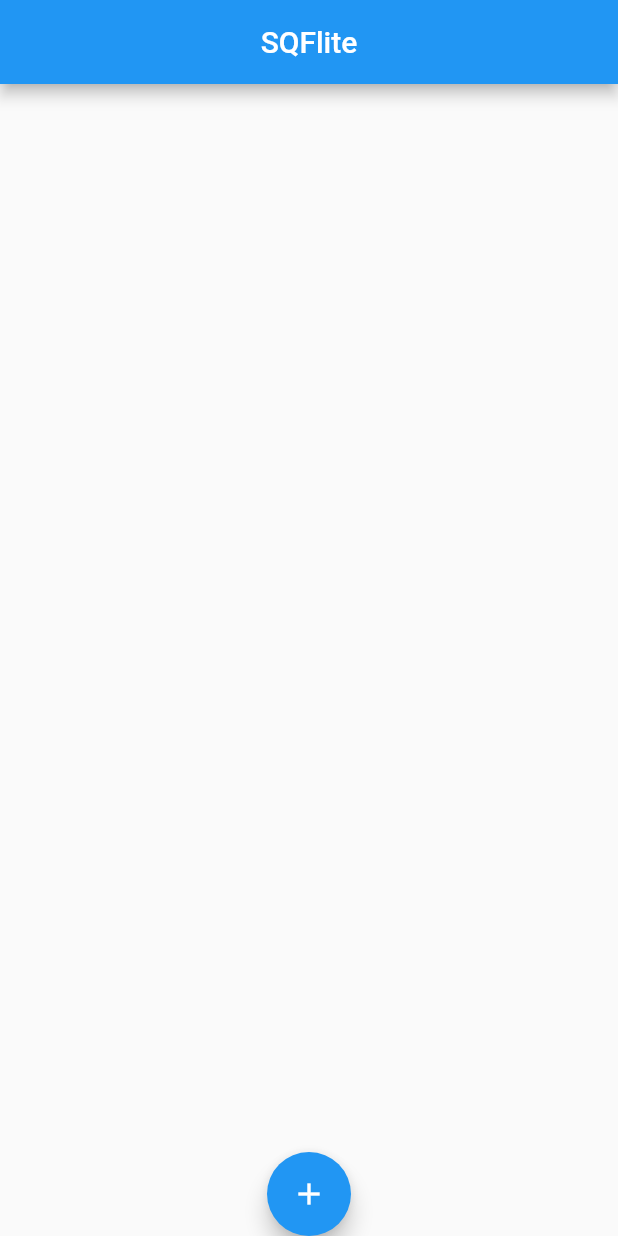
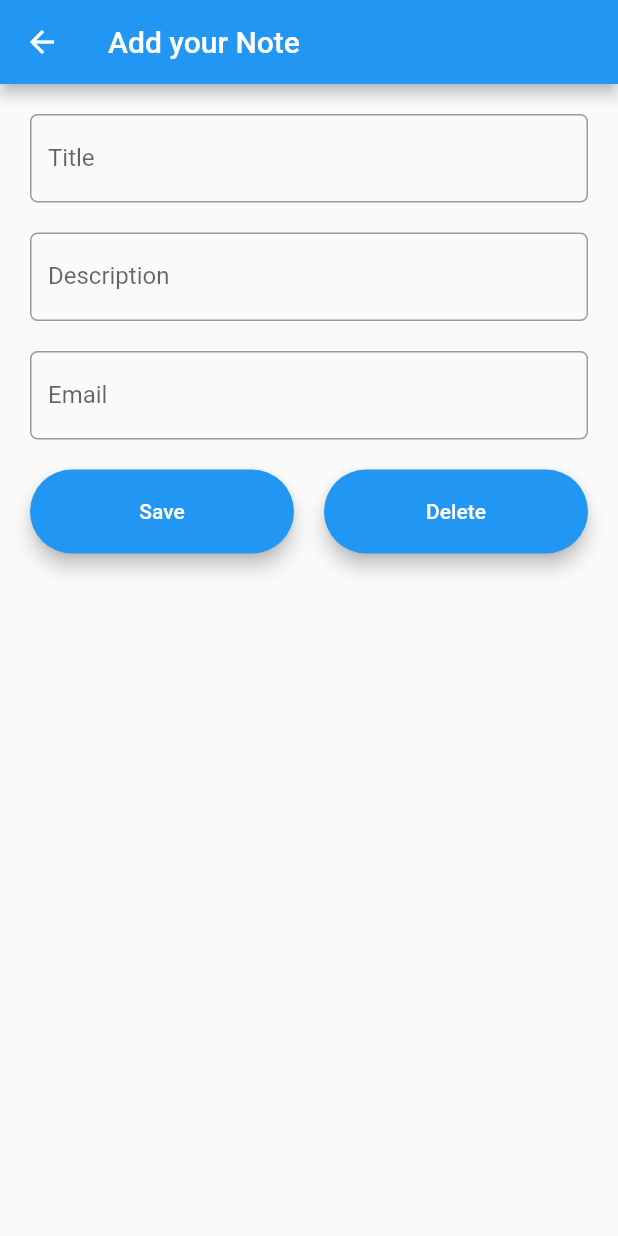
Before and after one commit to shahidx-iqbal/Flutter_Note_App_using_SQL, a Flutter app: the screen it shows after launch, after a tap on the "add" icon, on a phone screen of 412 x 824 dp. Run offline on Flutter 3.47's test engine with Material 2 defaults, Android fonts, the phone set to English and light mode, and no system bars; our stand-ins replace sqflite; accounts and stored records are empty.

Commit message:
delete and edit functionality

```diff
--- a/lib/db_handler.dart
+++ b/lib/db_handler.dart
@@ -1,58 +1,94 @@
-import 'dart:io';
+import 'package:path_provider/path_provider.dart';
 import 'package:sqflite/sqflite.dart';
-import 'package:path_provider/path_provider.dart';
+import 'package:path/path.dart';
+import 'dart:io' as io;
 import 'models/note.dart';
 
+class DBHelper {
+
+  final String tableName = "notes";
+  final String id = "id";
+  final String title = "title";
+  final String description = "description";
+  final String email = "email";
+  final String date = "date";
 
 
-class DBHelper {
   static Database? _db;
-
-  String noteTable = 'note_table';
-  String colId = 'id';
-  String colTitle = 'title';
-  String colDescription = 'description';
-  String colPriority = 'priority';
-  String colDate = 'date';
-
-
   Future<Database?> get db async {
     if (_db != null) {
-      return _db;
+      return _db!;
     }
     _db = await initDatabase();
-    return _db;
+    return _db!;
   }
 
   initDatabase() async {
-    Directory directory = await getApplicationDocumentsDirectory();
-    String path = '${directory.path}notes.db';
-    var db = await openDatabase(path, version: 1, onCreate: _onCreate);
+    io.Directory documentDirectory = await getApplicationDocumentsDirectory();
+    String path = join(documentDirectory.path, 'record.db');
+    var db = await openDatabase(path, version: 1, onCreate: _onCreate );
     return db;
   }
 
   _onCreate(Database db, int version) async {
-    await db.execute(
 
-        'CREATE TABLE $noteTable($colId INTEGER PRIMARY KEY AUTOINCREMENT, $colTitle TEXT, '
-            '$colDescription TEXT, $colPriority INTEGER, $colDate TEXT)'
+    await  db.execute(
+        'CREATE TABLE notes (id INTEGER PRIMARY KEY AUTOINCREMENT, title TEXT NOT NULL, description TEXT NOT NULL, email TEXT NOT NULL, date TEXT NOT NULL)'
+        //     "CREATE TABLE $tableName("
+        //     "$id INTEGER UNIQUE, "
+        //     "$title TEXT NOT NULL, "
+        //     "$description Text NOT NULL, "
+        //     "$email Text NOT NULL, "
+        //     "$date TEXT NOT NULL," ")"
+    );
 
-//      "CREATE TABLE notes (id INTEGER PRIMARY KEY AUTOINCREMENT,title TEXT NOT NULL,description TEXT NOT NULL,date TEXT NOT NULL,priority INTEGER NOT NULL)",
+  }
+
+
+  Future<NotesModel> insert(NotesModel notesModel) async {
+    var dbClient = await db;
+    await dbClient!.insert( tableName , notesModel.toMap(), conflictAlgorithm: ConflictAlgorithm.replace);
+    return notesModel;
+  }
+
+  Future<List<NotesModel>> getCartListWithUserId() async {
+    var dbClient = await db;
+    final List<Map<String, Object?>> queryResult = await dbClient!.query(tableName);
+    return queryResult.map((e) => NotesModel.fromMap(e)).toList();
+  }
+
+
+  Future deleteTableContent() async {
+    var dbClient = await db;
+    return await dbClient!.delete(
+      tableName,
     );
   }
 
-  //insert data to SQl database
 
-  Future<NotesModel> insert(NotesModel notesModel) async {
+  Future<int> updateQuantity(NotesModel notesModel) async {
     var dbClient = await db;
-    await dbClient!.insert( noteTable, notesModel.toMap(),conflictAlgorithm: ConflictAlgorithm.replace);
-    return notesModel;
+    return await dbClient!.update(
+      tableName,
+      notesModel.toMap(),
+      where: 'id = ?',
+      whereArgs: [notesModel.id],
+    );
   }
 
-  Future<List<NotesModel>> getNoteLists() async{
+  Future<int> delete(int id) async {
     var dbClient = await db;
-    final List<Map<String, Object?>> queryResult = await dbClient!.query(noteTable);
-      return queryResult.map((e) => NotesModel.fromMap(e)).toList();
+    return await dbClient!.delete(
+      tableName,
+      where: 'id = ?',
+      whereArgs: [id],
+    );
   }
 
+  Future close() async {
+    var dbClient = await db;
+    dbClient!.close();
+  }
+
+
 }
--- a/lib/home_screen.dart
+++ b/lib/home_screen.dart
@@ -1,8 +1,8 @@
 import 'package:flutter/material.dart';
 import 'package:sqf_light_app/db_handler.dart';
 import 'package:sqf_light_app/models/note.dart';
-import 'package:sqf_light_app/note_detail.dart';
-import 'package:sqflite/sqflite.dart';
+import 'package:sqf_light_app/note_add.dart';
+import 'package:sqf_light_app/note_update.dart';
 
 class HomeScreen extends StatefulWidget {
   const HomeScreen({Key? key}) : super(key: key);
@@ -13,9 +13,7 @@ class HomeScreen extends StatefulWidget {
 
 class _HomeScreenState extends State<HomeScreen> {
   DBHelper dbHelper = DBHelper();
-   Future <List<NotesModel>>? noteList;
-
-
+  Future<List<NotesModel>>? noteList;
   @override
   void initState() {
     super.initState();
@@ -24,66 +22,99 @@ class _HomeScreenState extends State<HomeScreen> {
   }
 
   getData() {
-   noteList = dbHelper.getNoteLists();
+    noteList = dbHelper.getCartListWithUserId();
   }
 
   @override
   Widget build(BuildContext context) {
     return Scaffold(
         appBar: AppBar(
-          title: const Center(child: Text('SQFlite')),
+          automaticallyImplyLeading: false,
+          title: const Center(child: Text('SQFlite with Flutter')),
         ),
         body: Column(
           children: [
             Expanded(
               child: FutureBuilder(
                 future: noteList,
-                builder: (BuildContext context, AsyncSnapshot<List<NotesModel>> snapshot) {
-                  if (true){
-                    return  ListView.builder(
+                builder: (BuildContext context,
+                    AsyncSnapshot<List<NotesModel>> snapshot) {
+                  if (snapshot.data != null) {
+                    return ListView.builder(
                       itemCount: snapshot.data!.length,
                       itemBuilder: (BuildContext context, int index) {
                         return Card(
-                          child: ListTile(
-                            leading: CircleAvatar(
-                              backgroundColor:
-                              snapshot.data![index].priority.toString() == 1
-                                  ? Colors.red
-                                  : Colors.yellow,
-                              child: Icon( snapshot.data![index].priority.toString() == 1
-                                  ? Icons.add
-                                  : Icons.move_to_inbox_sharp),
-                            ),
-                            title: Text( snapshot.data![index].title.toString()),
-                            subtitle: Text( snapshot.data![index].description.toString()),
-                            trailing: const Icon(
-                              Icons.delete,
-                              color: Colors.blueGrey,
-                            ),
-                            onTap: () {
+                          child: GestureDetector(
+                            onLongPress: () {
                               Navigator.push(
                                   context,
                                   MaterialPageRoute(
-                                      builder: (context) => const NoteDetail(
-                                        title: 'Edit Note',
+                                      builder: (context) => UpdateNote(
+                                            title: 'Update Your Note',
+                                            id: snapshot.data![index].id!,
+                                            noteTitle:
+                                                snapshot.data![index].title,
+                                            noteDesc: snapshot
+                                                .data![index].description,
+                                            email: snapshot.data![index].email,
                                           )));
                             },
+                            child: ListTile(
+                              leading: CircleAvatar(
+                                child: Text(
+                                  snapshot.data![index].title.characters.first,
+                                  style: TextStyle(
+                                      fontSize: 25,
+                                      fontWeight: FontWeight.bold),
+                                ),
+                                backgroundColor: Colors.yellow,
+                              ),
+                              title: Text(
+                                snapshot.data![index].title.toString(),
+                                style: TextStyle(fontWeight: FontWeight.bold),
+                              ),
+                              subtitle: Column(
+                                crossAxisAlignment: CrossAxisAlignment.start,
+                                children: [
+                                  Text(snapshot.data![index].description
+                                      .toString()),
+                                  Text(snapshot.data![index].date),
+                                ],
+                              ),
+                              trailing: Padding(
+                                padding: const EdgeInsets.all(8.0),
+                                child: InkWell(
+                                  onTap: () {
+                                    dbHelper.delete(snapshot.data![index].id!);
+                                    snapshot.data!.remove(snapshot.data![index]);
+                                    setState(() {
+                                      noteList = dbHelper.getCartListWithUserId();
+                                      ;
+                                    });
+                                  },
+                                  child: const Icon(
+                                    Icons.delete,
+                                    color: Colors.red,
+                                      size: 30,
+                                  ),
+                                ),
+                              ),
+                            ),
                           ),
                         );
                       },
                     );
-                  }else {
-                    print('data is null');
+                  } else {
                     return Container(
-                     alignment: AlignmentDirectional.center,
-                     child: CircularProgressIndicator(),
+                      child: const Center(child: CircularProgressIndicator()),
                     );
                   }
                 },
-
               ),
             ),
-            FloatingActionButton(
+            Padding(
+              padding: const EdgeInsets.only(bottom: 10),
+              child: FloatingActionButton(
                 backgroundColor: Colors.blue,
                 tooltip: 'Add Note',
                 child: const Icon(
@@ -91,32 +122,18 @@ class _HomeScreenState extends State<HomeScreen> {
                   color: Colors.white,
                 ),
                 onPressed: () {
-                dbHelper.insert(NotesModel(
-                  id: 21,
-                  title: 'task',
-                  description: 'this is my first task',
-                  date: '22',
-                  priority: 1,
-                ))
-                    .then((value) {
-                  print('data added');
-                  setState(() {
-                    // noteList = dbHelper!.getNoteLists();
-                  });
-                }).onError((error, stackTrace) {
-                  print(error.toString());
-                });
-                // Navigator.push(context, MaterialPageRoute(builder: (context)=>NoteDetail(
-                // title: 'Add Note',
-                // )));
+                  Navigator.push(
+                      context,
+                      MaterialPageRoute(
+                          builder: (context) =>
+                              AddNoteDetail(title: 'Add your Note')));
+                  // dbHelper.insert(NotesModel(
+                  //     id: 22, title: 'waseem', description: 'weekend is ahead', email: 'hello@gmail.com', date: '2',
+                  // ));
                 },
+              ),
             ),
           ],
         ));
   }
-
-  //  getNotesList() {
-  //     return
-  // }
-
 }
--- a/lib/models/note.dart
+++ b/lib/models/note.dart
@@ -1,30 +1,31 @@
-class NotesModel{
-
-  final int id;
+class NotesModel {
+  final int? id;
   final String title;
   final String description;
+  final String email;
   final String date;
-  final int priority;
 
-   //NotesModel(this.id,this.title,this.description,this.date,this.priority);
-   NotesModel({required this.id,required this.title,required this.description,required this.date,required this.priority});
-   // Note.withId(this._id,this._title,this._date,this._priority,this._description);
+  NotesModel(
+      { this.id,
+      required this.title,
+      required this.description,
+      required this.email,
+      required this.date});
 
-  Map<String,Object?> toMap(){
+  NotesModel.fromMap(Map<String, dynamic> res)
+      : id = res['id'],
+        title = res['title'],
+        description = res['description'],
+        email = res['email'],
+        date = res['date'];
+
+  Map<String, Object?> toMap() {
     return {
       'id': id,
-      'title':title,
-      'description':description,
-      'Date':date,
-      'priority':priority
+      'title': title,
+      'description': description,
+      'email': email,
+      'date': date
     };
   }
-
-   NotesModel.fromMap(Map<String , dynamic> res):
-     id=res['id'],
-     title=res['title'],
-     description= res['description'],
-     date=res['Date'],
-     priority=res['priority'];
-
 }
--- /dev/null
+++ b/lib/note_add.dart
@@ -0,0 +1,135 @@
+import 'package:flutter/material.dart';
+import 'package:intl/intl.dart';
+import 'package:sqf_light_app/home_screen.dart';
+import 'db_handler.dart';
+import 'models/note.dart';
+
+
+class AddNoteDetail extends StatefulWidget {
+
+  final String title;
+  const AddNoteDetail({required this.title,Key? key}) : super(key: key);
+
+  @override
+  State<AddNoteDetail> createState() => _AddNoteDetailState();
+}
+
+class _AddNoteDetailState extends State<AddNoteDetail> {
+  DBHelper dbHelper = DBHelper();
+  var now = DateTime.now();
+  var formatter = DateFormat('yyyy-MM-dd');
+  TextEditingController titleTextEditingController =TextEditingController();
+TextEditingController descriptionTextEditingController =TextEditingController();
+TextEditingController emailTextEditingController =TextEditingController();
+
+@override
+  void initState() {
+  dbHelper = DBHelper();
+    super.initState();
+
+}
+
+  @override
+  Widget build(BuildContext context) {
+    return Scaffold(
+      appBar: AppBar(
+        title: Text(widget.title),
+      ),
+      body: Padding(
+        padding: const EdgeInsets.symmetric(horizontal: 20,vertical: 10),
+        child: SingleChildScrollView(
+          child: Column(
+            children: [
+              Padding(
+                padding: const EdgeInsets.symmetric(vertical: 10),
+                child: TextField(
+                     controller: titleTextEditingController,
+                     decoration: InputDecoration(
+                       labelText: 'Title',
+                       focusColor: Colors.white70,
+                       border: OutlineInputBorder(
+                         borderRadius: BorderRadius.circular(5)
+                       )
+                     ),
+                ),
+              ),
+              Padding(
+                padding: const EdgeInsets.symmetric(vertical: 10),
+                child: TextField(
+                  controller: descriptionTextEditingController,
+                  onChanged: (value){
+                    print('hello');
+                  },
+                  decoration: InputDecoration(
+                      labelText: 'Description',
+                      focusColor: Colors.white70,
+                      border: OutlineInputBorder(
+                          borderRadius: BorderRadius.circular(5)
+                      )
+                  ),
+                ),
+              ),
+              Padding(
+                padding: const EdgeInsets.symmetric(vertical: 10),
+                child: TextField(
+                  controller: emailTextEditingController,
+                  keyboardType: TextInputType.emailAddress,
+                  decoration: InputDecoration(
+                      labelText: 'Email',
+                      focusColor: Colors.white70,
+                      border: OutlineInputBorder(
+                          borderRadius: BorderRadius.circular(5)
+                      )
+                  ),
+                ),
+              ),
+              const SizedBox(height: 10.0,),
+              Row(
+                children: [
+                  Expanded(
+                    child: ElevatedButton(
+                        onPressed:(){
+                          dbHelper.insert(NotesModel
+                             (
+                              title: titleTextEditingController.text,
+                              description: descriptionTextEditingController.text,
+                              email: emailTextEditingController.text,
+                              date: formatter.format(now).toString(),
+                              )
+                          );
+                          Navigator.pushReplacement(context, MaterialPageRoute(builder: (context)=>HomeScreen()));
+                        },
+                        style: ButtonStyle(
+                        padding: MaterialStateProperty.all(const EdgeInsets.all(20)),
+                        elevation: MaterialStateProperty.all(5),
+                        shape: MaterialStateProperty.all(
+                            RoundedRectangleBorder(borderRadius: BorderRadius.circular(50))),
+                        backgroundColor: MaterialStateProperty.all(Colors.blue),
+                          ),
+                        child: const Text('Save')
+                    ),
+                  ),
+                  const SizedBox(width: 20,),
+                  Expanded(
+                    child: ElevatedButton(
+                        onPressed:(){},
+                        style: ButtonStyle(
+                          padding: MaterialStateProperty.all(const EdgeInsets.all(20)),
+                          elevation: MaterialStateProperty.all(5),
+                          shape: MaterialStateProperty.all(
+                              RoundedRectangleBorder(borderRadius: BorderRadius.circular(50))),
+                          backgroundColor: MaterialStateProperty.all(Colors.blue),
+                        ),
+                        child: const Text('Delete')
+                    ),
+                  ),
+                ],
+              )
+
+            ],
+          ),
+        ),
+      ),
+    );
+  }
+}
```
Also changed, not shown: lib/note_detail.dart (deleted, +0 -124 lines). Lines whose indentation alone changed are shown as unchanged.
